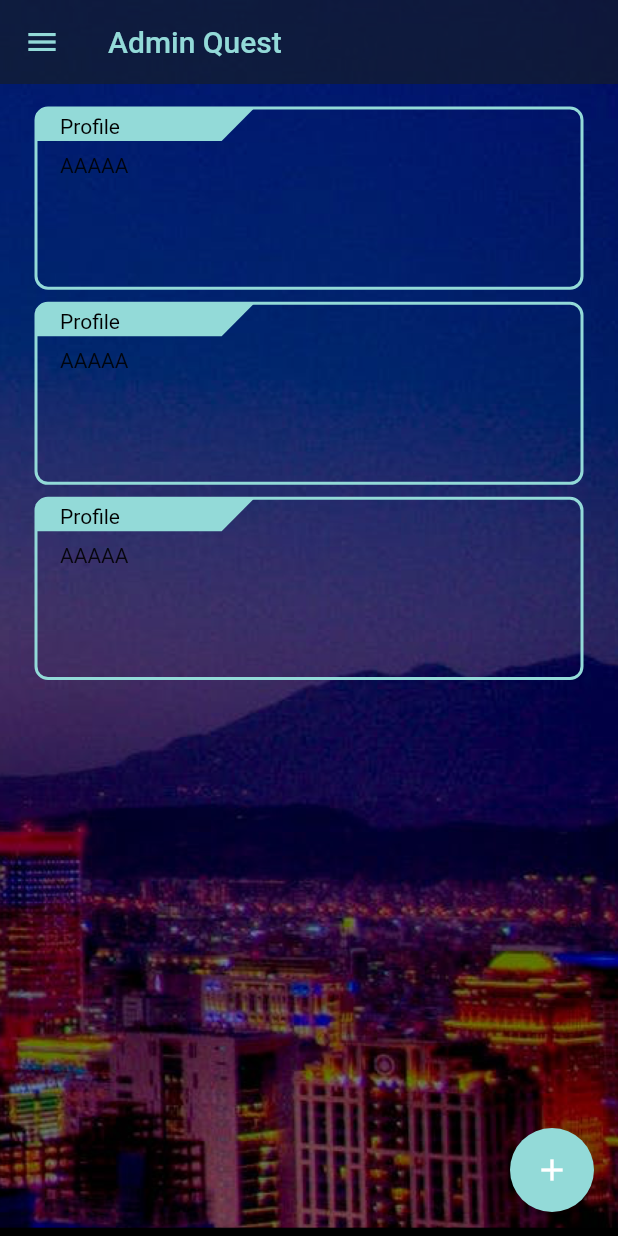
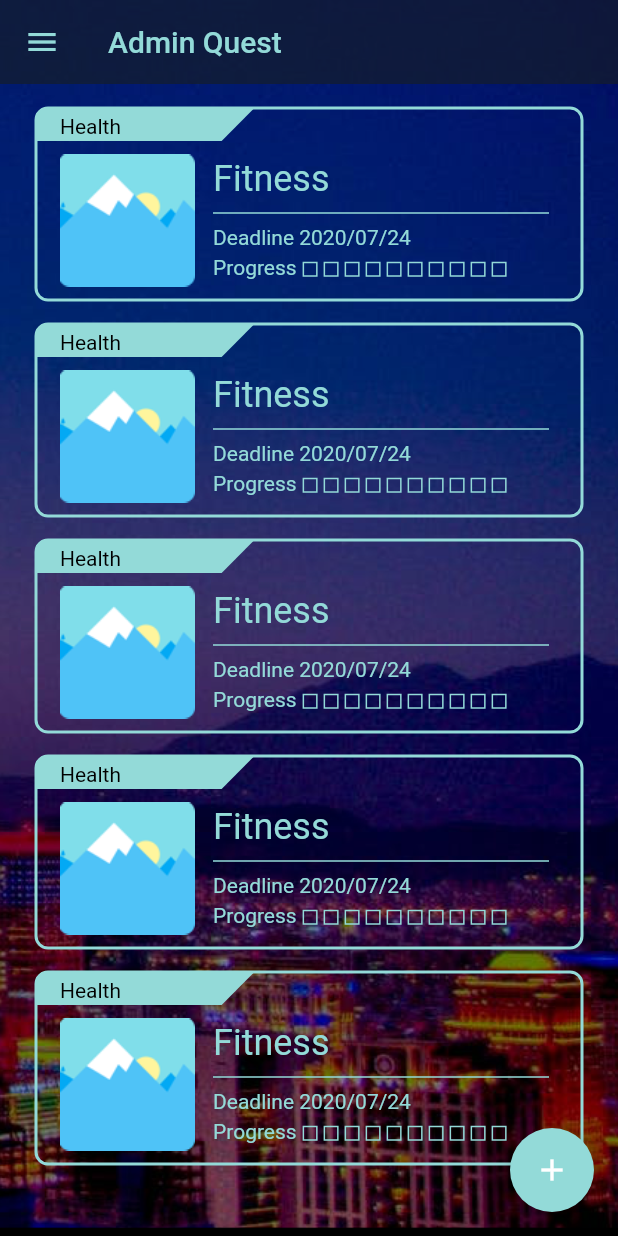
Before and after one commit to QuiverYang/BucketList, a Flutter app: the BucketListScreen screen opened by its route, on a phone screen of 412 x 824 dp. Run offline on Flutter 3.47's test engine with Material 2 defaults, Android fonts, the phone set to English and light mode, and no system bars.

Commit message:
Add - Budket List Item

```diff
--- a/lib/screen/bucket_list_screen.dart
+++ b/lib/screen/bucket_list_screen.dart
@@ -1,8 +1,11 @@
+import 'dart:math';
+
+import 'package:bucketlist/utilities/fakedata.dart';
 import 'package:flutter/material.dart';
 
 import '../utilities/constant.dart';
-import '../utilities/constant.dart';
 import 'component/panel_widget.dart';
+import 'component/progress_dot_widget.dart';
 import 'component/util_widget.dart';
 
 class BucketListScreen extends StatefulWidget {
@@ -14,9 +17,8 @@ class BucketListScreen extends StatefulWidget {
 }
 
 class _BucketListScreenState extends State<BucketListScreen> {
-
   /// 任務數量
-  int _listItemCount = 3;
+  int _listItemCount = Random.secure().nextInt(6) + 1;
 
   /// 任務面板寬度
   double _panelWidth = 0;
@@ -56,24 +58,74 @@ class _BucketListScreenState extends State<BucketListScreen> {
 
   Widget _listSeperator(BuildContext context, int index) {
     return SizedBox(
-      height: 10,
+      height: 16,
     );
   }
 
   Widget _listItemBuilder(BuildContext context, int index) {
+    Size panelSize = Size(_panelWidth, 90.0 + 24 + 14);
+    final totalProgressCount = 10;
+    final double iconWidth = 90;
+    final dividerWidth = panelSize.width - iconWidth - 50;
+
+    final category = questTitles1.keys.elementAt(Random.secure().nextInt(questTitles1.length));
+    final title = questTitles1[category].elementAt(Random.secure().nextInt(questTitles1[category].length));
+
     return Center(
       child: PanelWidget(
-        panelSize: Size(_panelWidth, _panelWidth * 0.33),
-        title: "Profile",
+        panelSize: panelSize,
+        title: category,
         titleTextSize: 14,
         panelColor: kThemeColor,
         panelTitleColor: Colors.black,
-        contentWidget: Text("AAAAA"),
+        contentWidget: Row(
+          children: [
+            Image.asset(
+              "images/icCategoryEnv.png",
+              width: iconWidth,
+              height: iconWidth,
+            ),
+            SizedBox(width: 12),
+            Wrap(
+              direction: Axis.vertical,
+              children: [
+                Text(
+                  title,
+                  maxLines: 1,
+                  overflow: TextOverflow.ellipsis,
+                  style: TextStyle(color: kThemeColor, fontSize: 24),
+                ),
+                Container(
+                  color: kThemeColor,
+                  width: dividerWidth,
+                  height: 1,
+                  margin: EdgeInsets.only(top: 8, bottom: 4),
+                ),
+                SizedBox(height: 4),
+                Text(
+                  'Deadline 2020/07/24',
+                  style: TextStyle(color: kThemeColor),
+                ),
+                SizedBox(height: 4),
+                Wrap(
+                  children: [
+                    Text(
+                      'Progress',
+                      style: TextStyle(color: kThemeColor),
+                    ),
+                    ProgressDotBar(
+                      nowProgress: Random.secure().nextInt(totalProgressCount),
+                      totalProgress: totalProgressCount,
+                    ),
+                  ],
+                ),
+              ],
+            ),
+          ],
+        ),
       ),
     );
   }
-
-
 
   Widget _leadingButton() {
     return Builder(
@@ -83,9 +135,7 @@ class _BucketListScreenState extends State<BucketListScreen> {
           onPressed: () {
             Scaffold.of(context).openDrawer();
           },
-          tooltip: MaterialLocalizations
-              .of(context)
-              .openAppDrawerTooltip,
+          tooltip: MaterialLocalizations.of(context).openAppDrawerTooltip,
         );
       },
     );
--- /dev/null
+++ b/lib/screen/component/progress_dot_widget.dart
@@ -0,0 +1,45 @@
+import 'package:flutter/material.dart';
+
+import '../../utilities/constant.dart';
+
+class ProgressDotBar extends StatelessWidget {
+  final int nowProgress;
+  final int totalProgress;
+
+  const ProgressDotBar({Key key, this.nowProgress, this.totalProgress})
+      : super(key: key);
+
+  @override
+  Widget build(BuildContext context) {
+    return _progressDotBar(nowProgress, totalProgress);
+  }
+
+  Widget _progressDotBar(int now, int total) {
+    return Padding(
+      padding: const EdgeInsets.all(2),
+      child: Wrap(
+        children: List.generate(total, (index) => _progressDot(index < now)),
+      ),
+    );
+  }
+
+  Widget _progressDot(bool fill) {
+    return fill
+        ? Container(
+            width: 10,
+            height: 10,
+            margin: const EdgeInsets.all(2),
+            color: kThemeColor,
+          )
+        : Container(
+            width: 10,
+            height: 10,
+            margin: const EdgeInsets.all(2),
+            decoration: BoxDecoration(
+                border: Border.all(
+              color: kThemeColor,
+              width: 1,
+            )),
+          );
+  }
+}
--- /dev/null
+++ b/lib/utilities/fakedata.dart
@@ -0,0 +1,65 @@
+const List<String> categories = [
+  'Environment',
+  'Family',
+  'Work',
+  'Entertainment',
+  'Health',
+  'Self-growth'
+];
+
+const List<String> questTitles = [
+  'Clean Beach',
+  'Reading a Book',
+  'Wash My Cat',
+  'Propose',
+  'Raise a Child',
+  'Aurora',
+  'Write an App',
+  'Reduce Waste',
+  'Fitness',
+  'Lose Weight',
+  'Housework',
+  'Visiting Grandparents',
+  'Live in a Woods',
+  'Parachute',
+  'Rock Climbing',
+  'Learning Cooking'
+];
+
+const Map<String, List<String>> questTitles1 = {
+  'Environment': [
+    'Clean Beach',
+    'Reduce Waste',
+    'Global Warming',
+    'Planting Trees',
+  ],
+  'Family': [
+    'Wash My Cat',
+    'Propose',
+    'Raise a Child',
+    'Housework',
+    'Visiting Grandparents',
+  ],
+  'Work': [
+    'Write an App',
+    'Presentation Skill',
+    'Communication Skill',
+    'Financial Knowledge',
+  ],
+  'Entertainment': [
+    'Aurora',
+    'Live in a Woods',
+    'Parachute',
+    'Rock Climbing',
+  ],
+  'Health': [
+    'Fitness',
+    'Lose Weight',
+  ],
+  'Self-growth': [
+    'Reading a Book',
+    'Learn a Skill',
+    'Learn Cooking',
+    'Photography',
+  ],
+};
```
